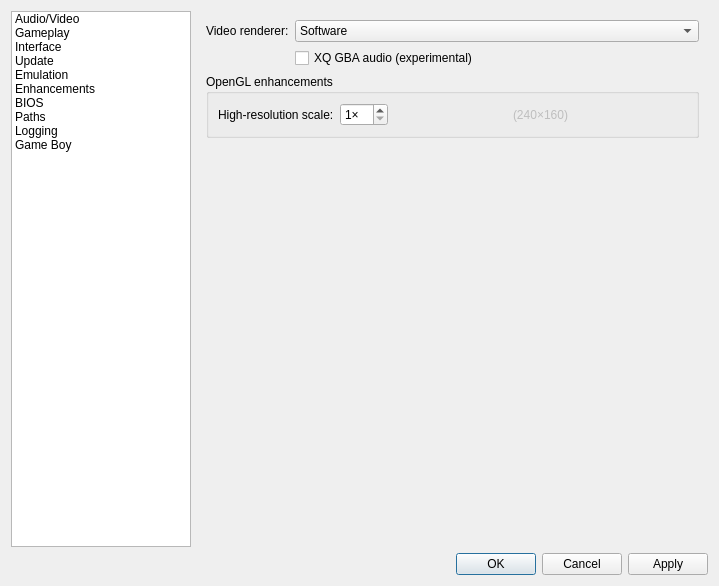
Old version of the form Libretro/mgba/src/platform/qt/SettingsView.ui in the repository kiddreads/Avalon-copy2.
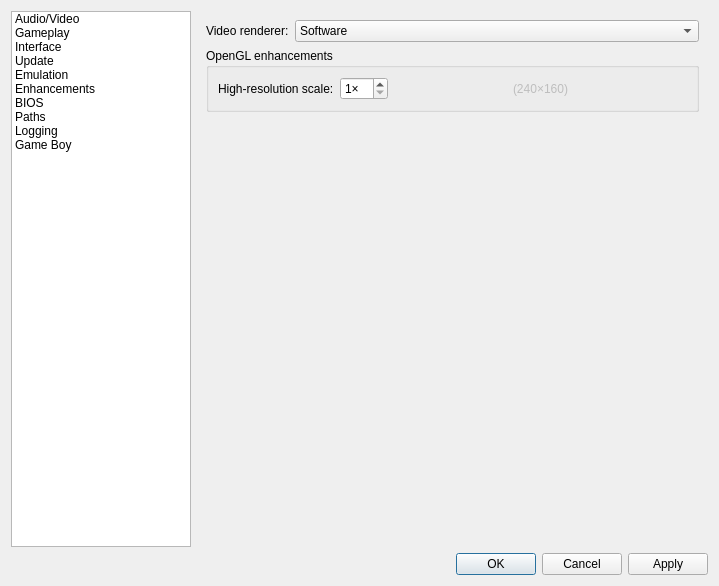
New version of the form. The open tabs and pages were chosen to show the change.

Commit message:
GBA Audio: Remove broken XQ audio pending rewrite
Gone but not forgotten.

```diff
--- a/Libretro/mgba/src/platform/qt/SettingsView.ui
+++ b/Libretro/mgba/src/platform/qt/SettingsView.ui
@@ -1307,14 +1307,7 @@
          </item>
         </widget>
        </item>
-       <item row="1" column="1">
-        <widget class="QCheckBox" name="audioHle">
-         <property name="text">
-          <string>XQ GBA audio (experimental)</string>
-         </property>
-        </widget>
-       </item>
-       <item row="2" column="0" colspan="2">
+       <item row="1" column="0" colspan="2">
         <widget class="QGroupBox" name="oglEnhance">
          <property name="title">
           <string>OpenGL enhancements</string>
```
The commit also changes 11 other files.
